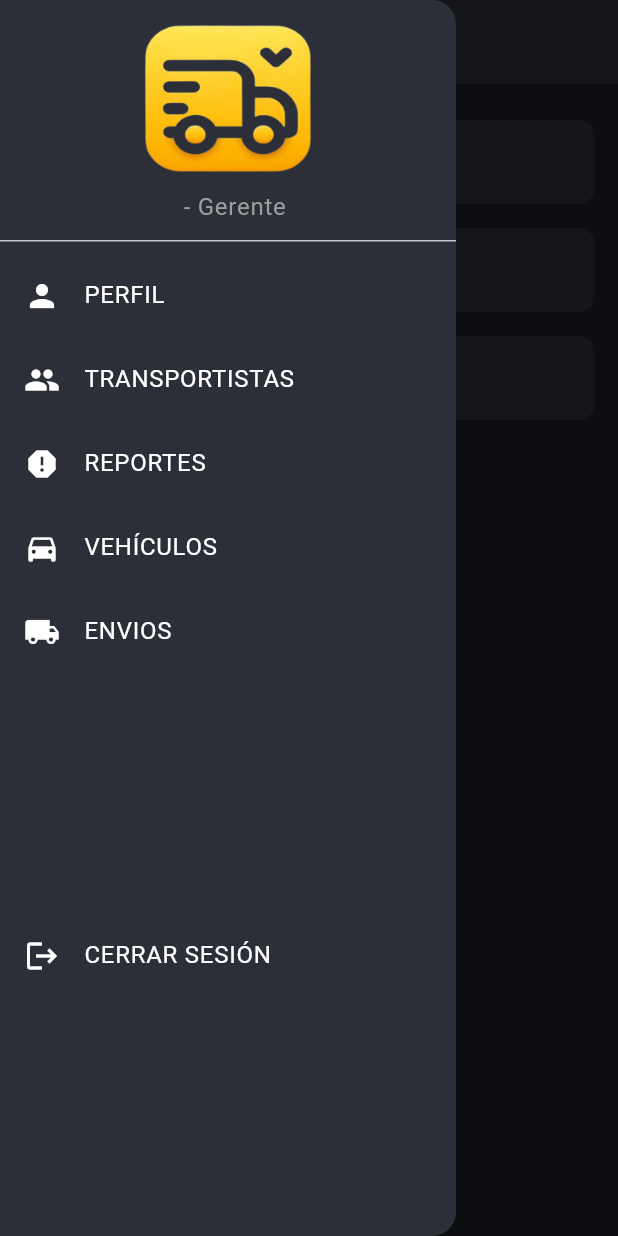
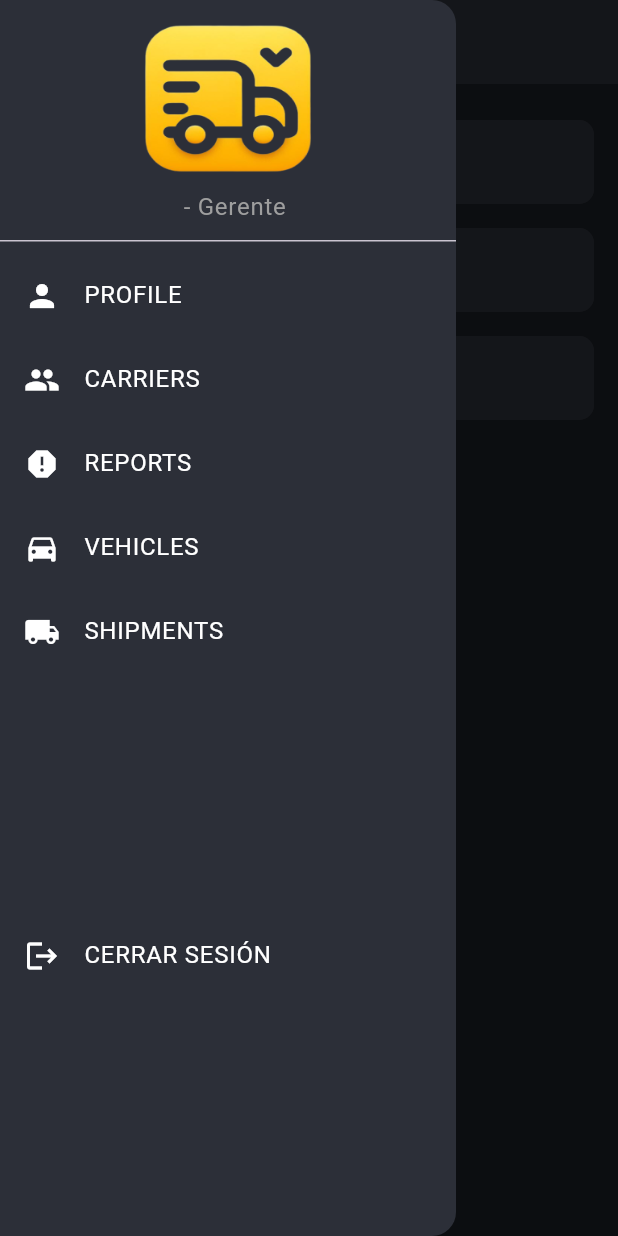
Before and after one commit to upc-Soluciones-IOT-BicasTeam/upc-iot-BicasTeam-App-mobile, a Flutter app: the AssignShipmentScreen screen opened directly with empty values, with the side drawer open, on a phone screen of 412 x 824 dp. Run offline on Flutter 3.47's test engine with Material 3 defaults, Android fonts, the phone set to English and light mode, and no system bars; our stand-ins replace file_picker, google_maps_flutter, image_picker; accounts and stored records are empty; network calls fail.

Commit message:
feat: updated sidebar

```diff
--- a/lib/features/vehicle_management/presentation/pages/businessman/analytics/analytics_screen.dart
+++ b/lib/features/vehicle_management/presentation/pages/businessman/analytics/analytics_screen.dart
@@ -422,12 +422,12 @@ class _AnalyticsScreenState extends State<AnalyticsScreen> {
               ],
             ),
           ),
-          _buildDrawerItem(Icons.person, 'PERFIL', ProfileScreen(name: widget.name, lastName: widget.lastName)),
-          _buildDrawerItem(Icons.people, 'TRANSPORTISTAS', CarrierProfilesScreen(name: widget.name, lastName: widget.lastName)),
-          _buildDrawerItem(Icons.report, 'REPORTES', ReportsScreen(name: widget.name, lastName: widget.lastName)),
-          _buildDrawerItem(Icons.directions_car, 'VEHÍCULOS', VehiclesScreen(name: widget.name, lastName: widget.lastName)),
-          _buildDrawerItem(Icons.local_shipping, 'ENVIOS', ShipmentsScreen(name: widget.name, lastName: widget.lastName)),
-          _buildDrawerItem(Icons.analytics, 'ANALÍTICAS', AnalyticsScreen(name: widget.name, lastName: widget.lastName)),
+          _buildDrawerItem(Icons.person, 'PROFILE', ProfileScreen(name: widget.name, lastName: widget.lastName)),
+          _buildDrawerItem(Icons.people, 'CARRIERS', CarrierProfilesScreen(name: widget.name, lastName: widget.lastName)),
+          _buildDrawerItem(Icons.report, 'REPORTS', ReportsScreen(name: widget.name, lastName: widget.lastName)),
+          _buildDrawerItem(Icons.directions_car, 'VEHICLES', VehiclesScreen(name: widget.name, lastName: widget.lastName)),
+          _buildDrawerItem(Icons.local_shipping, 'SHIPMENTS', ShipmentsScreen(name: widget.name, lastName: widget.lastName)),
+          _buildDrawerItem(Icons.analytics, 'ANALYTICS', AnalyticsScreen(name: widget.name, lastName: widget.lastName)),
           const SizedBox(height: 100),
           ListTile(
             leading: const Icon(Icons.logout, color: Colors.white),
--- a/lib/features/vehicle_management/presentation/pages/businessman/carrier_profiles/carrier_profiles.dart
+++ b/lib/features/vehicle_management/presentation/pages/businessman/carrier_profiles/carrier_profiles.dart
@@ -223,12 +223,12 @@ class _CarrierProfilesScreenState extends State<CarrierProfilesScreen> {
               ],
             ),
           ),
-          _buildDrawerItem(Icons.person, 'PERFIL', ProfileScreen(name: widget.name, lastName: widget.lastName)),
-          _buildDrawerItem(Icons.group, 'TRANSPORTISTAS', CarrierProfilesScreen(name: widget.name, lastName: widget.lastName)),
-          _buildDrawerItem(Icons.report, 'REPORTES', ReportsScreen(name: widget.name, lastName: widget.lastName)),
-          _buildDrawerItem(Icons.directions_car, 'VEHÍCULOS', VehiclesScreen(name: widget.name, lastName: widget.lastName)),
-          _buildDrawerItem(Icons.local_shipping, 'ENVIOS', ShipmentsScreen(name: widget.name, lastName: widget.lastName)),
-          _buildDrawerItem(Icons.analytics, 'ANÁLITICAS', AnalyticsScreen(name: widget.name, lastName: widget.lastName)),
+          _buildDrawerItem(Icons.person, 'PROFILE', ProfileScreen(name: widget.name, lastName: widget.lastName)),
+          _buildDrawerItem(Icons.group, 'CARRIERS', CarrierProfilesScreen(name: widget.name, lastName: widget.lastName)),
+          _buildDrawerItem(Icons.report, 'REPORTS', ReportsScreen(name: widget.name, lastName: widget.lastName)),
+          _buildDrawerItem(Icons.directions_car, 'VEHICLES', VehiclesScreen(name: widget.name, lastName: widget.lastName)),
+          _buildDrawerItem(Icons.local_shipping, 'SHIPMENTS', ShipmentsScreen(name: widget.name, lastName: widget.lastName)),
+          _buildDrawerItem(Icons.analytics, 'ANALYTICS', AnalyticsScreen(name: widget.name, lastName: widget.lastName)),
           const SizedBox(height: 160),
           ListTile(
             leading: const Icon(Icons.logout, color: Colors.white),
--- a/lib/features/vehicle_management/presentation/pages/businessman/profile/profile_screen.dart
+++ b/lib/features/vehicle_management/presentation/pages/businessman/profile/profile_screen.dart
@@ -302,12 +302,12 @@ class _ProfileScreenState extends State<ProfileScreen> {
               ],
             ),
           ),
-          _buildDrawerItem(Icons.person, 'PERFIL', ProfileScreen(name: widget.name, lastName: widget.lastName)),
-          _buildDrawerItem(Icons.people, 'TRANSPORTISTAS', CarrierProfilesScreen(name: widget.name, lastName: widget.lastName)),
-          _buildDrawerItem(Icons.report, 'REPORTES', ReportsScreen(name: widget.name, lastName: widget.lastName)),
-          _buildDrawerItem(Icons.directions_car, 'VEHÍCULOS', VehiclesScreen(name: widget.name, lastName: widget.lastName)),
-          _buildDrawerItem(Icons.local_shipping, 'ENVIOS', ShipmentsScreen(name: widget.name, lastName: widget.lastName)),
-          _buildDrawerItem(Icons.analytics, 'ANALÍTICAS', AnalyticsScreen(name: widget.name, lastName: widget.lastName)),
+          _buildDrawerItem(Icons.person, 'PROFILE', ProfileScreen(name: widget.name, lastName: widget.lastName)),
+          _buildDrawerItem(Icons.people, 'CARRIERS', CarrierProfilesScreen(name: widget.name, lastName: widget.lastName)),
+          _buildDrawerItem(Icons.report, 'REPORTS', ReportsScreen(name: widget.name, lastName: widget.lastName)),
+          _buildDrawerItem(Icons.directions_car, 'VEHICLES', VehiclesScreen(name: widget.name, lastName: widget.lastName)),
+          _buildDrawerItem(Icons.local_shipping, 'SHIPMENTS', ShipmentsScreen(name: widget.name, lastName: widget.lastName)),
+          _buildDrawerItem(Icons.analytics, 'ANALYTICS', AnalyticsScreen(name: widget.name, lastName: widget.lastName)),
           const SizedBox(height: 160),
           ListTile(
             leading: const Icon(Icons.logout, color: Colors.white),
--- a/lib/features/vehicle_management/presentation/pages/businessman/reports/reports_screen.dart
+++ b/lib/features/vehicle_management/presentation/pages/businessman/reports/reports_screen.dart
@@ -258,12 +258,12 @@ class _ReportsScreenState extends State<ReportsScreen> {
               ],
             ),
           ),
-          _buildDrawerItem(Icons.person, 'PERFIL', ProfileScreen(name: widget.name, lastName: widget.lastName)),
-          _buildDrawerItem(Icons.people, 'TRANSPORTISTAS', CarrierProfilesScreen(name: widget.name, lastName: widget.lastName)),
-          _buildDrawerItem(Icons.report, 'REPORTES', ReportsScreen(name: widget.name, lastName: widget.lastName)),
-          _buildDrawerItem(Icons.directions_car, 'VEHÍCULOS', VehiclesScreen(name: widget.name, lastName: widget.lastName)),
-          _buildDrawerItem(Icons.local_shipping, 'ENVIOS', ShipmentsScreen(name: widget.name, lastName: widget.lastName)),
-          _buildDrawerItem(Icons.analytics, 'ANÁLITICAS', AnalyticsScreen(name: widget.name, lastName: widget.lastName)),
+          _buildDrawerItem(Icons.person, 'PROFILE', ProfileScreen(name: widget.name, lastName: widget.lastName)),
+          _buildDrawerItem(Icons.people, 'CARRIERS', CarrierProfilesScreen(name: widget.name, lastName: widget.lastName)),
+          _buildDrawerItem(Icons.report, 'REPORTS', ReportsScreen(name: widget.name, lastName: widget.lastName)),
+          _buildDrawerItem(Icons.directions_car, 'VEHICLES', VehiclesScreen(name: widget.name, lastName: widget.lastName)),
+          _buildDrawerItem(Icons.local_shipping, 'SHIPMENTS', ShipmentsScreen(name: widget.name, lastName: widget.lastName)),
+          _buildDrawerItem(Icons.analytics, 'ANALYTICS', AnalyticsScreen(name: widget.name, lastName: widget.lastName)),
           const SizedBox(height: 160),
           ListTile(
             leading: const Icon(Icons.logout, color: Colors.white),
--- a/lib/features/vehicle_management/presentation/pages/businessman/shipments/assign_shipment_screen.dart
+++ b/lib/features/vehicle_management/presentation/pages/businessman/shipments/assign_shipment_screen.dart
@@ -188,12 +188,12 @@ class _AssignShipmentScreenState extends State<AssignShipmentScreen> {
               ],
             ),
           ),
-          _buildDrawerItem(Icons.person, 'PERFIL', ProfileScreen(name: widget.name, lastName: widget.lastName)),
-          _buildDrawerItem(Icons.people, 'TRANSPORTISTAS',
+          _buildDrawerItem(Icons.person, 'PROFILE', ProfileScreen(name: widget.name, lastName: widget.lastName)),
+          _buildDrawerItem(Icons.people, 'CARRIERS',
               CarrierProfilesScreen(name: widget.name, lastName: widget.lastName)),
-          _buildDrawerItem(Icons.report, 'REPORTES', ReportsScreen(name: widget.name, lastName: widget.lastName)),
-          _buildDrawerItem(Icons.directions_car, 'VEHÍCULOS', VehiclesScreen(name: widget.name, lastName: widget.lastName)),
-          _buildDrawerItem(Icons.local_shipping, 'ENVIOS', ShipmentsScreen(name: widget.name, lastName: widget.lastName)),
+          _buildDrawerItem(Icons.report, 'REPORTS', ReportsScreen(name: widget.name, lastName: widget.lastName)),
+          _buildDrawerItem(Icons.directions_car, 'VEHICLES', VehiclesScreen(name: widget.name, lastName: widget.lastName)),
+          _buildDrawerItem(Icons.local_shipping, 'SHIPMENTS', ShipmentsScreen(name: widget.name, lastName: widget.lastName)),
           const SizedBox(height: 160),
           ListTile(
             leading: const Icon(Icons.logout, color: Colors.white),
--- a/lib/features/vehicle_management/presentation/pages/businessman/shipments/shipments_screen.dart
+++ b/lib/features/vehicle_management/presentation/pages/businessman/shipments/shipments_screen.dart
@@ -9,6 +9,7 @@ import 'package:movigestion_mobile/features/vehicle_management/presentation/page
 import 'package:movigestion_mobile/features/vehicle_management/data/remote/shipment_model.dart';
 import 'package:movigestion_mobile/features/vehicle_management/presentation/pages/login_register/login_screen.dart';
 import 'package:movigestion_mobile/features/vehicle_management/presentation/pages/businessman/carrier_profiles/carrier_profiles.dart';
+import 'package:movigestion_mobile/features/vehicle_management/presentation/pages/businessman/analytics/analytics_screen.dart';
 
 class ShipmentsScreen extends StatefulWidget {
   final String name;
@@ -311,12 +312,14 @@ class _ShipmentsScreenState extends State<ShipmentsScreen> {
               ],
             ),
           ),
-          _buildDrawerItem(Icons.person, 'PERFIL', ProfileScreen(name: widget.name, lastName: widget.lastName)),
-          _buildDrawerItem(Icons.people, 'TRANSPORTISTAS',
+          _buildDrawerItem(Icons.person, 'PROFILE', ProfileScreen(name: widget.name, lastName: widget.lastName)),
+          _buildDrawerItem(Icons.people, 'CARRIERS',
               CarrierProfilesScreen(name: widget.name, lastName: widget.lastName)),
-          _buildDrawerItem(Icons.report, 'REPORTES', ReportsScreen(name: widget.name, lastName: widget.lastName)),
-          _buildDrawerItem(Icons.directions_car, 'VEHÍCULOS', VehiclesScreen(name: widget.name, lastName: widget.lastName)),
-          _buildDrawerItem(Icons.local_shipping, 'ENVIOS', ShipmentsScreen(name: widget.name, lastName: widget.lastName)),
+          _buildDrawerItem(Icons.report, 'REPORTS', ReportsScreen(name: widget.name, lastName: widget.lastName)),
+          _buildDrawerItem(Icons.directions_car, 'VEHICLES', VehiclesScreen(name: widget.name, lastName: widget.lastName)),
+          _buildDrawerItem(Icons.local_shipping, 'SHIPMENTS', ShipmentsScreen(name: widget.name, lastName: widget.lastName)),
+          _buildDrawerItem(Icons.analytics, 'ANALYTICS', AnalyticsScreen(name: widget.name, lastName: widget.lastName)),
+
           const SizedBox(height: 160),
           ListTile(
             leading: const Icon(Icons.logout, color: Colors.white),
--- a/lib/features/vehicle_management/presentation/pages/businessman/vehicle/vehicles_screen.dart
+++ b/lib/features/vehicle_management/presentation/pages/businessman/vehicle/vehicles_screen.dart
@@ -10,6 +10,7 @@ import 'package:movigestion_mobile/features/vehicle_management/presentation/page
 import 'package:movigestion_mobile/features/vehicle_management/presentation/pages/businessman/reports/reports_screen.dart';
 import 'package:movigestion_mobile/features/vehicle_management/presentation/pages/login_register/login_screen.dart';
 import 'package:movigestion_mobile/features/vehicle_management/presentation/pages/businessman/carrier_profiles/carrier_profiles.dart';
+import 'package:movigestion_mobile/features/vehicle_management/presentation/pages/businessman/analytics/analytics_screen.dart';
 
 // ✅ Validación de base64
 bool isValidBase64(String str) {
@@ -178,11 +179,13 @@ class _VehiclesScreenState extends State<VehiclesScreen> {
               ],
             ),
           ),
-          _buildDrawerItem(Icons.person, 'PERFIL', ProfileScreen(name: widget.name, lastName: widget.lastName)),
-          _buildDrawerItem(Icons.people, 'TRANSPORTISTAS', CarrierProfilesScreen(name: widget.name, lastName: widget.lastName)),
-          _buildDrawerItem(Icons.report, 'REPORTES', ReportsScreen(name: widget.name, lastName: widget.lastName)),
-          _buildDrawerItem(Icons.directions_car, 'VEHICULOS', VehiclesScreen(name: widget.name, lastName: widget.lastName)),
-          _buildDrawerItem(Icons.local_shipping, 'ENVIOS', ShipmentsScreen(name: widget.name, lastName: widget.lastName)),
+          _buildDrawerItem(Icons.person, 'PROFILE', ProfileScreen(name: widget.name, lastName: widget.lastName)),
+          _buildDrawerItem(Icons.people, 'CARRIERS', CarrierProfilesScreen(name: widget.name, lastName: widget.lastName)),
+          _buildDrawerItem(Icons.report, 'REPORTS', ReportsScreen(name: widget.name, lastName: widget.lastName)),
+          _buildDrawerItem(Icons.directions_car, 'VEHICLES', VehiclesScreen(name: widget.name, lastName: widget.lastName)),
+          _buildDrawerItem(Icons.local_shipping, 'SHIPMENTS', ShipmentsScreen(name: widget.name, lastName: widget.lastName)),
+          _buildDrawerItem(Icons.analytics, 'ANALYTICS', AnalyticsScreen(name: widget.name, lastName: widget.lastName)),
+
           const SizedBox(height: 160),
           ListTile(
             leading: const Icon(Icons.logout, color: Colors.white),
--- a/lib/features/vehicle_management/presentation/pages/carrier/profile/profile_screen2.dart
+++ b/lib/features/vehicle_management/presentation/pages/carrier/profile/profile_screen2.dart
@@ -302,10 +302,10 @@ class _ProfileScreen2State extends State<ProfileScreen2> {
               ],
             ),
           ),
-          _buildDrawerItem(Icons.person, 'PERFIL', ProfileScreen2(userId: widget.userId, name: widget.name, lastName: widget.lastName)),
-          _buildDrawerItem(Icons.report, 'REPORTES', ReportsCarrierScreen(userId: widget.userId, name: widget.name, lastName: widget.lastName)),
-          _buildDrawerItem(Icons.directions_car, 'VEHICULOS', VehicleDetailCarrierScreenScreen(userId: widget.userId, name: widget.name, lastName: widget.lastName)),
-          _buildDrawerItem(Icons.local_shipping, 'ENVIOS', ShipmentsScreen2(userId: widget.userId, name: widget.name, lastName: widget.lastName)),
+          _buildDrawerItem(Icons.person, 'PROFILE', ProfileScreen2(userId: widget.userId, name: widget.name, lastName: widget.lastName)),
+          _buildDrawerItem(Icons.report, 'REPORTS', ReportsCarrierScreen(userId: widget.userId, name: widget.name, lastName: widget.lastName)),
+          _buildDrawerItem(Icons.directions_car, 'VEHICLES', VehicleDetailCarrierScreenScreen(userId: widget.userId, name: widget.name, lastName: widget.lastName)),
+          _buildDrawerItem(Icons.local_shipping, 'SHIPMENTS', ShipmentsScreen2(userId: widget.userId, name: widget.name, lastName: widget.lastName)),
           const SizedBox(height: 160),
           ListTile(
             leading: const Icon(Icons.logout, color: Colors.white),
--- a/lib/features/vehicle_management/presentation/pages/carrier/shipments/shipments_screen2.dart
+++ b/lib/features/vehicle_management/presentation/pages/carrier/shipments/shipments_screen2.dart
@@ -291,10 +291,10 @@ class _ShipmentsScreen2State extends State<ShipmentsScreen2> with SingleTickerPr
               ],
             ),
           ),
-          _buildDrawerItem(Icons.person, 'PERFIL', ProfileScreen2(userId: widget.userId, name: widget.name, lastName: widget.lastName)),
-          _buildDrawerItem(Icons.report, 'REPORTES', ReportsCarrierScreen(userId: widget.userId, name: widget.name, lastName: widget.lastName)),
-          _buildDrawerItem(Icons.directions_car, 'VEHICULOS',VehicleDetailCarrierScreenScreen(userId: widget.userId, name: widget.name, lastName: widget.lastName)),
-          _buildDrawerItem(Icons.local_shipping, 'ENVIOS',this.widget ),
+          _buildDrawerItem(Icons.person, 'PROFILE', ProfileScreen2(userId: widget.userId, name: widget.name, lastName: widget.lastName)),
+          _buildDrawerItem(Icons.report, 'REPORTS', ReportsCarrierScreen(userId: widget.userId, name: widget.name, lastName: widget.lastName)),
+          _buildDrawerItem(Icons.directions_car, 'VEHICLES',VehicleDetailCarrierScreenScreen(userId: widget.userId, name: widget.name, lastName: widget.lastName)),
+          _buildDrawerItem(Icons.local_shipping, 'SHIPMENTS',this.widget ),
           const SizedBox(height: 160),
           ListTile(
             leading: const Icon(Icons.logout, color: Colors.white),
```
